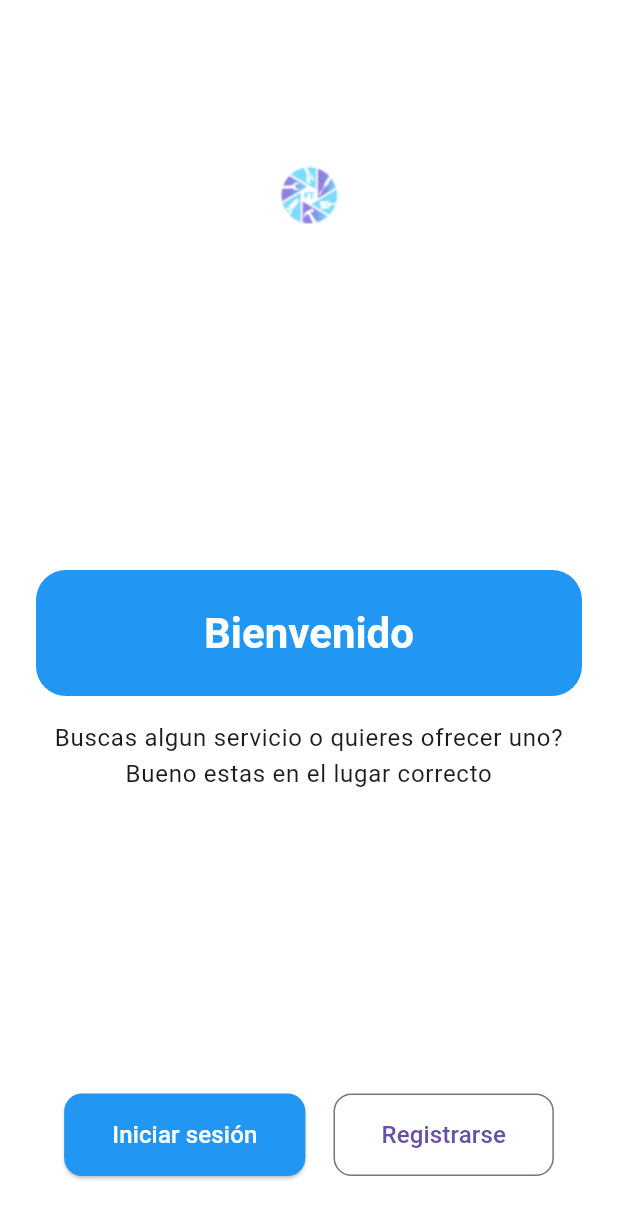
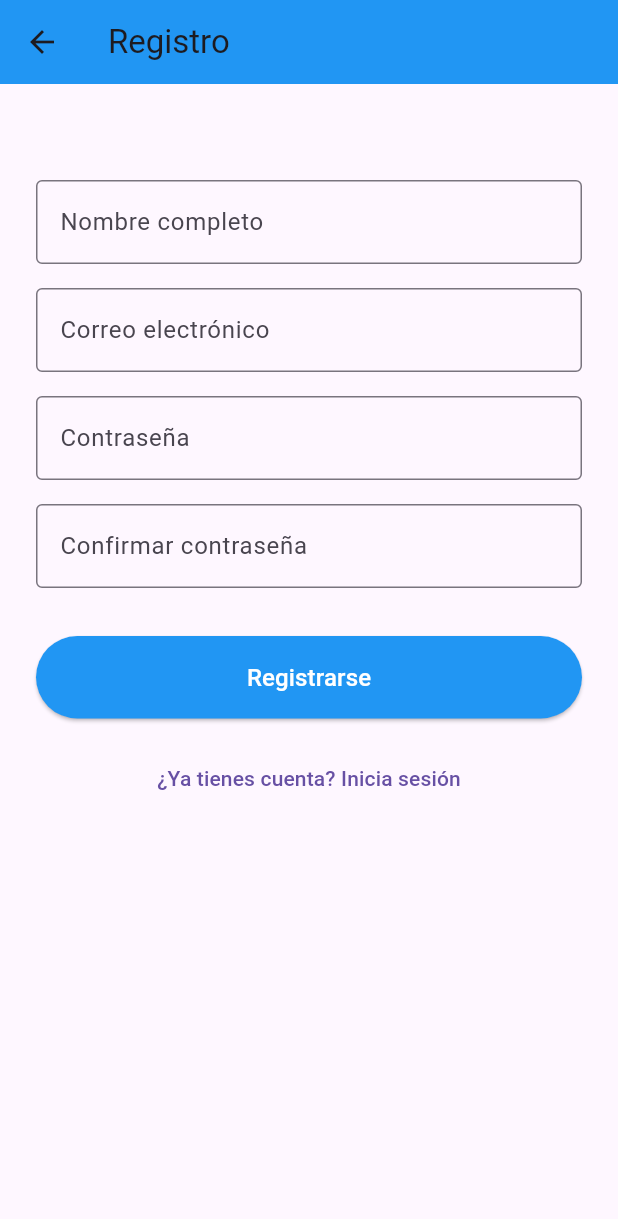
Before and after one commit to Brau2728/ForjaTrabajo, a Flutter app: the screen it shows after launch, after a tap on "Registrarse", on a phone screen of 412 x 824 dp. Shown: the top 1219 px of the screen. Run offline on Flutter 3.47's test engine with Material 3 defaults, Android fonts, the phone set to English and light mode, and no system bars.

Commit message:
commit registro 1

```diff
--- a/lib/main.dart
+++ b/lib/main.dart
@@ -1,5 +1,7 @@
 import 'package:flutter/material.dart';
 import 'screens/bienvenida_screen.dart';
+import 'screens/login_screen.dart';
+import 'screens/registro_screen.dart';
 
 void main() {
   runApp(const MainApp());
@@ -8,11 +10,17 @@ void main() {
 class MainApp extends StatelessWidget {
   const MainApp({super.key});
 
-  @override
+ @override
   Widget build(BuildContext context) {
-    return const MaterialApp(
-      debugShowCheckedModeBanner: false, //oculta la cinta de debug
-      home: BienvenidaScreen(), //vinculacion de la pantala de bienvenida
+    return MaterialApp(
+      debugShowCheckedModeBanner: false,
+      title: 'Forja Trabajo',
+      initialRoute: '/',
+      routes: {
+        '/': (context) => const BienvenidaScreen(),
+        '/login': (context) => const LoginScreen(),
+        '/register': (context) => const RegistroScreen(), // opcional
+      },
     );
   }
 }
--- /dev/null
+++ b/lib/screens/registro_screen.dart
@@ -0,0 +1,91 @@
+import 'package:flutter/material.dart';
+
+class RegistroScreen extends StatelessWidget {
+  const RegistroScreen({super.key});
+
+  @override
+  Widget build(BuildContext context) {
+    return Scaffold(
+      appBar: AppBar(
+        title: const Text('Registro'),
+        backgroundColor: Colors.blue,
+      ),
+      body: Padding(
+        padding: const EdgeInsets.all(24.0),
+        child: SingleChildScrollView( // para evitar desbordes en pantallas pequeñas
+          child: Column(
+            crossAxisAlignment: CrossAxisAlignment.stretch,
+            children: [
+              const SizedBox(height: 40),
+
+              TextFormField(
+                decoration: const InputDecoration(
+                  labelText: 'Nombre completo',
+                  border: OutlineInputBorder(),
+                ),
+              ),
+
+              const SizedBox(height: 16),
+
+              TextFormField(
+                decoration: const InputDecoration(
+                  labelText: 'Correo electrónico',
+                  border: OutlineInputBorder(),
+                ),
+                keyboardType: TextInputType.emailAddress,
+              ),
+
+              const SizedBox(height: 16),
+
+              TextFormField(
+                decoration: const InputDecoration(
+                  labelText: 'Contraseña',
+                  border: OutlineInputBorder(),
+                ),
+                obscureText: true,
+              ),
+
+              const SizedBox(height: 16),
+
+              TextFormField(
+                decoration: const InputDecoration(
+                  labelText: 'Confirmar contraseña',
+                  border: OutlineInputBorder(),
+                ),
+                obscureText: true,
+              ),
+
+              const SizedBox(height: 32),
+
+              ElevatedButton(
+                onPressed: () {
+                  // Aquí iría el registro
+                  ScaffoldMessenger.of(context).showSnackBar(
+                    const SnackBar(content: Text('Cuenta creada')),
+                  );
+                },
+                style: ElevatedButton.styleFrom(
+                  backgroundColor: Colors.blue,
+                  padding: const EdgeInsets.symmetric(vertical: 16),
+                ),
+                child: const Text(
+                  'Registrarse',
+                  style: TextStyle(fontSize: 16, color: Colors.white),
+                ),
+              ),
+
+              const SizedBox(height: 16),
+
+              TextButton(
+                onPressed: () {
+                  Navigator.pop(context); // Regresar a la pantalla anterior
+                },
+                child: const Text('¿Ya tienes cuenta? Inicia sesión'),
+              ),
+            ],
+          ),
+        ),
+      ),
+    );
+  }
+}
```
Also changed, not shown: lib/screens/login_screen.dart (added, +70 -0 lines).
